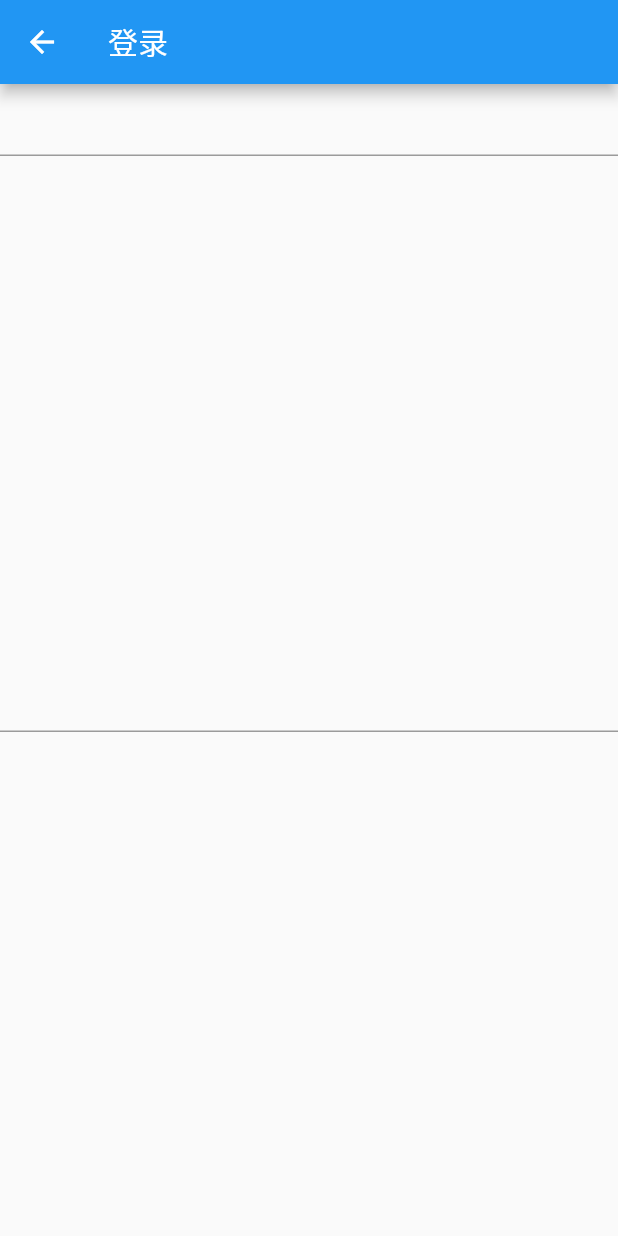
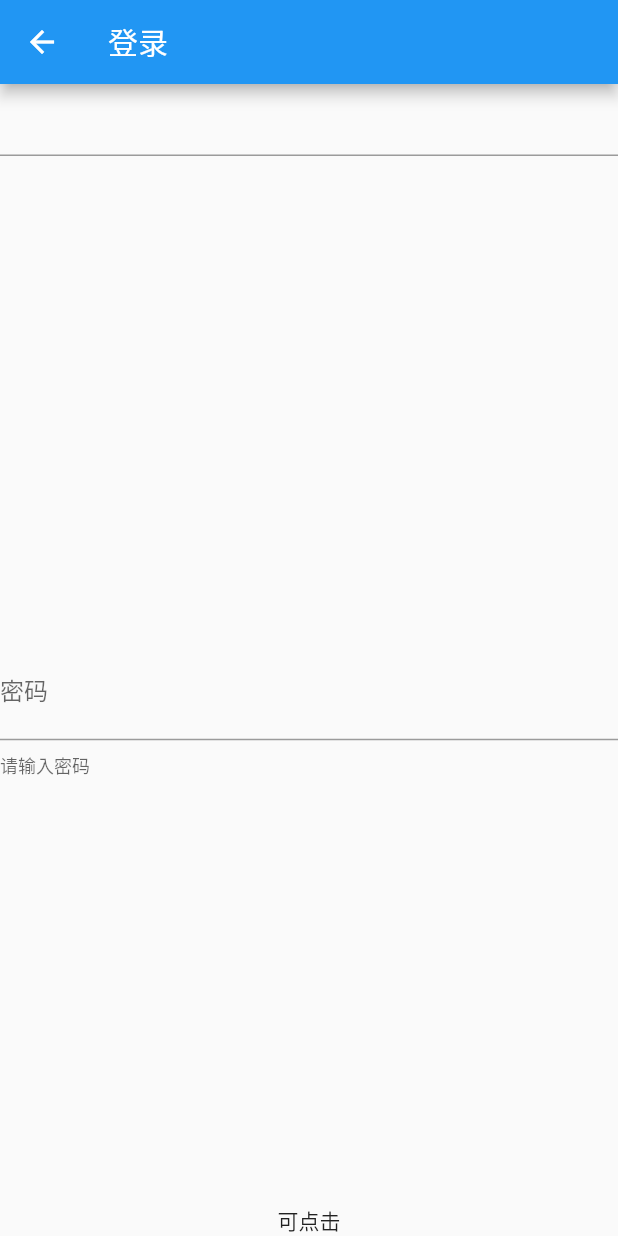
Before and after one commit to lwandsyj/flutter, a Flutter app: the screen it shows after launch, after a tap on "登录", on a phone screen of 412 x 824 dp. Run offline on Flutter 3.47's test engine with Material 2 defaults, Android fonts, the phone set to English and light mode, and no system bars.

Commit message:
TextField

```diff
--- a/code/shop/lib/pages/login/login.dart
+++ b/code/shop/lib/pages/login/login.dart
@@ -15,7 +15,22 @@ class _LoginState extends State<Login> {
           title: Text('登录'),
         ),
         body: Center(
-          child: Column(children: [Expanded(child: TextField()), Expanded(child: TextField())]),
+          child: Column(children: [
+            Expanded(child: TextField()),
+            Expanded(
+                child: TextField(
+              obscureText: true,
+              textInputAction: TextInputAction.search,
+              keyboardType: TextInputType.number,
+              decoration: InputDecoration(labelText: '密码', helperText: '请输入密码', hintText: '获得焦点可看'),
+            )),
+            GestureDetector(
+              child: Text('可点击'),
+              onTap: () {
+                print('tabsdfs');
+              },
+            )
+          ]),
         ));
   }
 }
```
Also changed, not shown: assets/TextInputAction.jpg (added), assets/keyBoardType.jpg (added), assets/textfield.jpg (added), assets/textfieldLabel.jpg (added), assets/textfieldLabel1.jpg (added), dart/assets/textfieldLabel.jpg (added), 10 other files.
